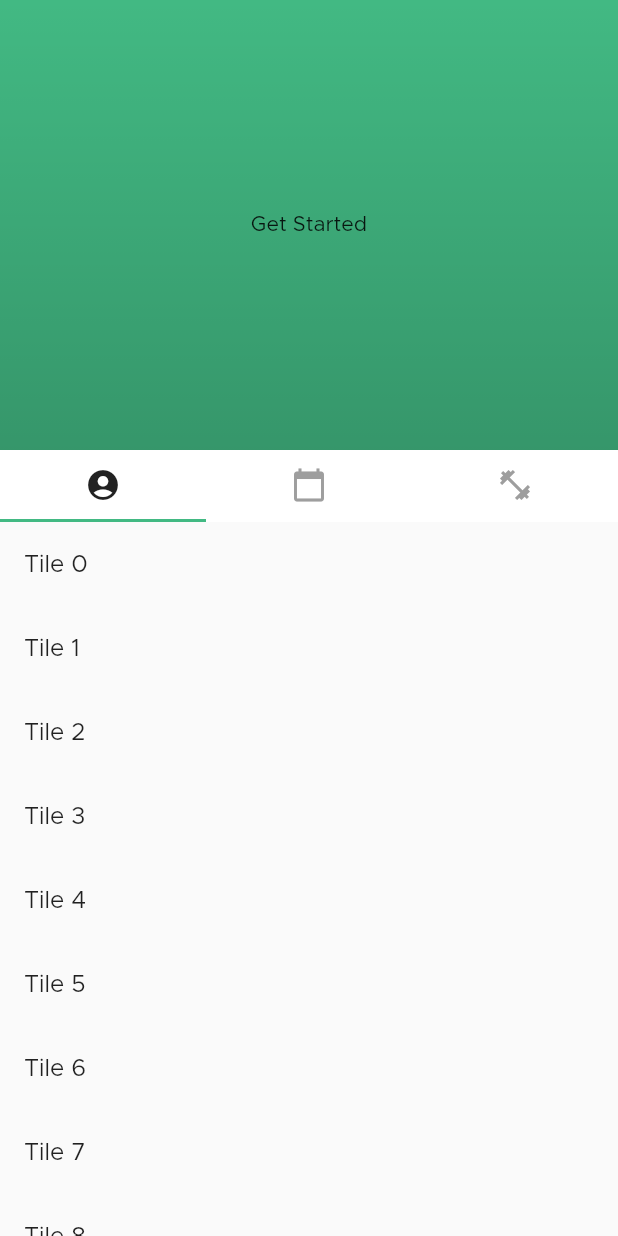
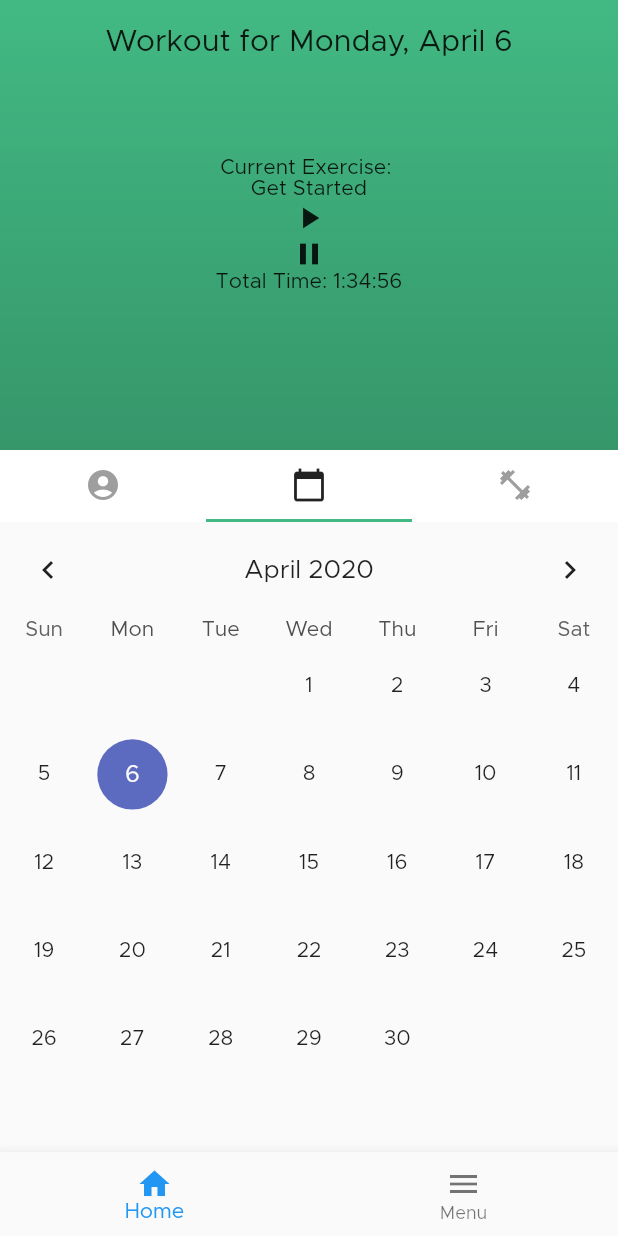
Before and after one commit to kgain21/Crux2, a Flutter app: the DashboardScreen screen opened directly with empty values, on a phone screen of 412 x 824 dp. Run offline on Flutter 3.47's test engine with Material 2 defaults, Android fonts, the phone set to English and light mode, and no system bars; drawn by our look-alikes of table_calendar; our stand-ins replace bloc, equatable, firebase_auth, flutter_bloc, google_sign_in; accounts and stored records are empty.

Commit message:
first draft of dashboardScreen with initial bloc implementation

```diff
--- a/lib/backend/blocs/authentication/authentication_event.dart
+++ b/lib/backend/blocs/authentication/authentication_event.dart
@@ -1,4 +1,4 @@
-import 'package:crux/model/crux_user.dart';
+import 'package:crux/backend/blocs/user/models/crux_user.dart';
 import 'package:equatable/equatable.dart';
 import 'package:flutter/widgets.dart';
 
--- a/lib/backend/blocs/authentication/authentication_state.dart
+++ b/lib/backend/blocs/authentication/authentication_state.dart
@@ -1,6 +1,5 @@
-import 'package:crux/model/crux_user.dart';
+import 'package:crux/backend/blocs/user/models/crux_user.dart';
 import 'package:equatable/equatable.dart';
-import 'package:firebase_auth/firebase_auth.dart';
 import 'package:flutter/widgets.dart';
 
 @immutable
--- a/lib/model/crux_user.dart
+++ b/lib/backend/blocs/user/models/crux_user.dart
@@ -7,7 +7,7 @@ class CruxUser extends Equatable {
   final String displayName;
   final String email;
 
-  CruxUser({@required this.displayName, @required this.email});
+  const CruxUser({@required this.displayName, @required this.email});
 
   @override
   List<Object> get props => [displayName, email];
--- a/lib/backend/services/base_authentication_service.dart
+++ b/lib/backend/services/base_authentication_service.dart
@@ -1,4 +1,4 @@
-import 'package:crux/model/crux_user.dart';
+import 'package:crux/backend/blocs/user/models/crux_user.dart';
 
 abstract class BaseAuthenticationService {
   Future<CruxUser> signIn();
--- a/lib/backend/services/google_sign_in_firebase_auth.dart
+++ b/lib/backend/services/google_sign_in_firebase_auth.dart
@@ -1,5 +1,5 @@
 import 'package:crux/backend/services/exceptions/sign_in_exceptions.dart';
-import 'package:crux/model/crux_user.dart';
+import 'package:crux/backend/blocs/user/models/crux_user.dart';
 import 'package:firebase_auth/firebase_auth.dart';
 import 'package:flutter/cupertino.dart';
 import 'package:google_sign_in/google_sign_in.dart';
--- a/lib/frontend/screens/dashboard_screen.dart
+++ b/lib/frontend/screens/dashboard_screen.dart
@@ -1,6 +1,7 @@
-import 'package:crux/model/crux_user.dart';
+import 'package:crux/backend/blocs/user/models/crux_user.dart';
 import 'package:flutter/material.dart';
 import 'package:flutter/widgets.dart';
+import 'package:intl/intl.dart';
 import 'package:table_calendar/table_calendar.dart';
 
 class DashboardScreen extends StatefulWidget {
@@ -18,20 +19,20 @@ class _DashboardScreenState extends State<DashboardScreen> with TickerProviderSt
   ScrollController _scrollController;
   CalendarController _calendarController;
 
-  int _tabIndex = 0;
+  int _tabIndex = 1;
+
+  DateTime _selectedDay;
 
   @override
   void initState() {
     super.initState();
     _tabController = TabController(
       length: 3,
+      initialIndex: 1,
       vsync: this,
     );
     _calendarController = CalendarController();
-    _scrollController = ScrollController()
-      ..addListener(() {
-        _scrollController.position;
-      });
+    _scrollController = ScrollController();
   }
 
   @override
@@ -53,9 +54,21 @@ class _DashboardScreenState extends State<DashboardScreen> with TickerProviderSt
             slivers: <Widget>[
               buildAppBar(context),
               buildTabBar(),
-              if (_tabIndex == 0) _buildListView(),
+              if (_tabIndex == 0) SliverToBoxAdapter(child: Placeholder()),
               if (_tabIndex == 1) _buildTableCalendar(),
               if (_tabIndex == 2) _buildListView(),
+            ],
+          ),
+          bottomNavigationBar: BottomNavigationBar(
+            items: <BottomNavigationBarItem>[
+              new BottomNavigationBarItem(
+                icon: new Icon(Icons.home),
+                title: new Text('Home'),
+              ),
+              new BottomNavigationBarItem(
+                icon: new Icon(Icons.menu),
+                title: new Text('Menu'),
+              ),
             ],
           ),
         ),
@@ -65,12 +78,17 @@ class _DashboardScreenState extends State<DashboardScreen> with TickerProviderSt
 
   SliverAppBar buildAppBar(BuildContext context) {
     return SliverAppBar(
+//      floating: true, // allows appbar to expand from anywhere in the list - don't need this unless the list gets long enough
+      centerTitle: true,
+      title: Text(
+          'Workout for ${DateFormat('MMMMEEEEd').format(_calendarController.selectedDay ?? DateTime.now())}'),
       automaticallyImplyLeading: false,
       backgroundColor: Theme.of(context).accentColor,
       stretch: true,
       pinned: true,
       expandedHeight: 300.0,
       flexibleSpace: FlexibleSpaceBar(
+        collapseMode: CollapseMode.pin,
         stretchModes: <StretchMode>[
           StretchMode.zoomBackground,
           StretchMode.blurBackground,
@@ -79,9 +97,12 @@ class _DashboardScreenState extends State<DashboardScreen> with TickerProviderSt
         background: DecoratedBox(
           child: Column(
             children: <Widget>[
+              Text('Current Exercise: '),
               Text('Get Started'),
+              Icon(Icons.play_arrow),
+              Icon(Icons.pause),
+              Text('Total Time: 1:34:56'),
             ],
-            mainAxisSize: MainAxisSize.max,
             mainAxisAlignment: MainAxisAlignment.center,
           ),
           decoration: BoxDecoration(
@@ -131,11 +152,19 @@ class _DashboardScreenState extends State<DashboardScreen> with TickerProviderSt
     return SliverList(
       delegate: SliverChildBuilderDelegate(
         (context, index) {
-          return ListTile(
-            title: Text('Tile $index'),
+          return ExpansionTile(
+            key: PageStorageKey<int>(index),
+            title: Text('Exercise Type $index'),
+            initiallyExpanded: true,
+            children: <Widget>[
+              Text('Child 1'),
+              Text('Child 2'),
+              Text('Child 3'),
+              Text('Child 4'),
+            ],
           );
         },
-        childCount: 15,
+        childCount: 150,
       ),
     );
   }
@@ -145,6 +174,7 @@ class _DashboardScreenState extends State<DashboardScreen> with TickerProviderSt
   Widget _buildTableCalendar() {
     return SliverToBoxAdapter(
       child: TableCalendar(
+        initialSelectedDay: _selectedDay ?? DateTime.now(),
         availableGestures: AvailableGestures.horizontalSwipe,
         headerStyle: HeaderStyle(
           centerHeaderTitle: true,
@@ -158,6 +188,13 @@ class _DashboardScreenState extends State<DashboardScreen> with TickerProviderSt
           outsideWeekendStyle: const TextStyle(),
         ),
         calendarController: _calendarController,
+        onDaySelected: (dateTime, events) {
+          //todo: events = workout data from firebase?
+          //todo: go to bloc to retrieve?
+          setState(() {
+            _selectedDay = dateTime;
+          });
+        },
       ),
     );
   }
--- a/pubspec.yaml
+++ b/pubspec.yaml
@@ -25,6 +25,7 @@ dependencies:
   equatable: ^0.6.0
 
   table_calendar: ^2.2.3
+  intl: ^0.16.1
 
 dev_dependencies:
   test: ^1.9.0
```
Also changed, not shown: lib/backend/blocs/dashboard/dashboard_bloc.dart (added, +21 -0 lines), lib/backend/blocs/dashboard/dashboard_event.dart (added, +33 -0 lines), lib/backend/blocs/dashboard/dashboard_state.dart (added, +19 -0 lines), pubspec.lock, 5 other files.
